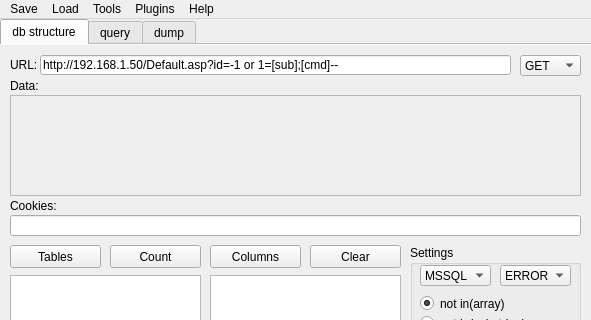
First picture: the form in gui/main/form.ui, repository kaeso/enema, before the edit; both pictures show x 0 to 591 and y 0 to 320 of the 591 by 617 pixel window.
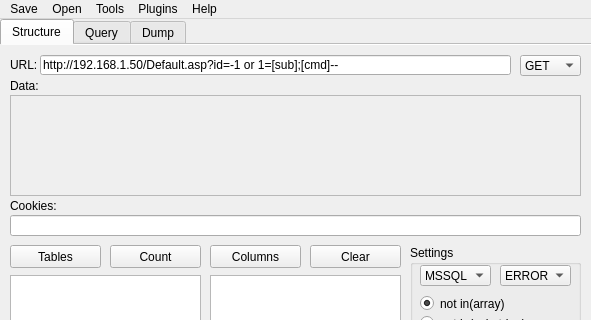
Second picture: the form after the edit.

```diff
--- a/gui/main/form.ui
+++ b/gui/main/form.ui
@@ -79,7 +79,7 @@
     </property>
     <widget class="QWidget" name="db_structureTab">
      <attribute name="title">
-      <string>db structure</string>
+      <string>Structure</string>
      </attribute>
      <widget class="QComboBox" name="comboBox">
       <property name="geometry">
@@ -686,7 +686,7 @@
     </widget>
     <widget class="QWidget" name="queryTab">
      <attribute name="title">
-      <string>query</string>
+      <string>Query</string>
      </attribute>
      <widget class="QGroupBox" name="groupBox_3">
       <property name="geometry">
@@ -775,7 +775,7 @@
     </widget>
     <widget class="QWidget" name="dumpTab">
      <attribute name="title">
-      <string>dump</string>
+      <string>Dump</string>
      </attribute>
      <widget class="QLabel" name="label_18">
       <property name="geometry">
@@ -1108,7 +1108,7 @@
    </widget>
    <widget class="QMenu" name="menuLoad">
     <property name="title">
-     <string>Load</string>
+     <string>Open</string>
     </property>
     <addaction name="loadTables"/>
     <addaction name="loadBases"/>
```
Left out of the diff: 44 changed lines with no effect on the pictures.
